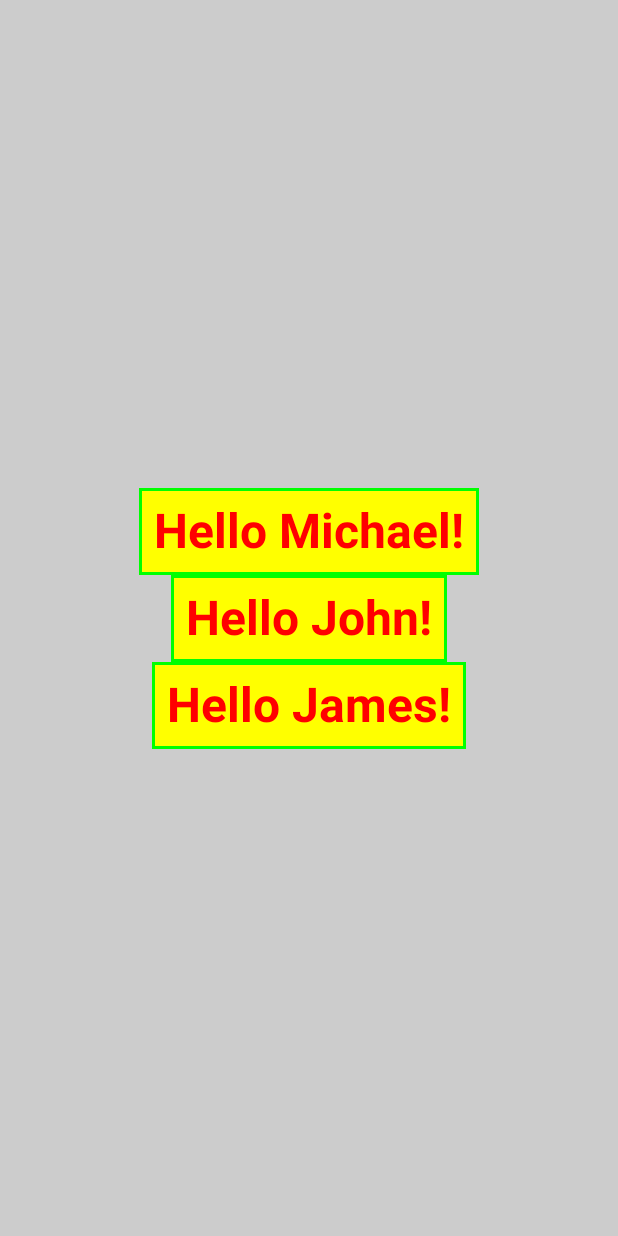
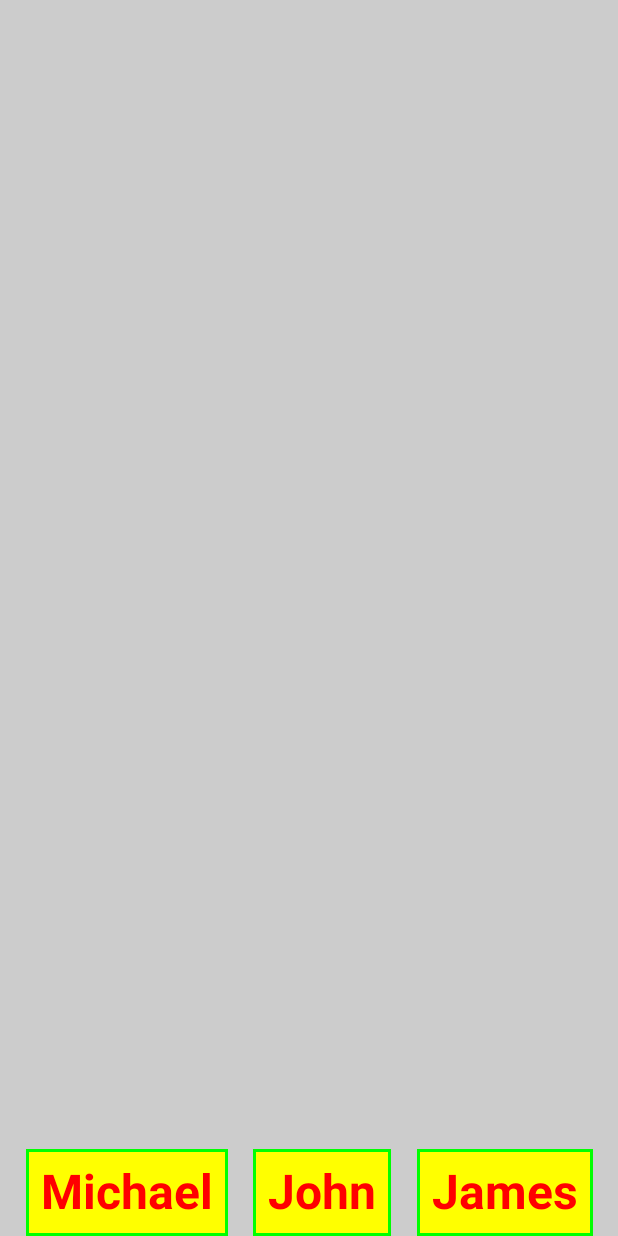
Before and after one commit to mjohnsonatx/compose, an Android app built with Jetpack Compose: the screen it shows after launch (MainActivity), on a phone screen of 412 x 824 dp. Run offline under Robolectric (Android 15) with nearby library versions, the phone set to English and light mode, and no system bars.

Commit message:
Compose Lesson 3, using verticalAlignment and horizontalArrangement on Row ,END

```diff
--- a/app/src/main/java/com/example/compose/MainActivity.kt
+++ b/app/src/main/java/com/example/compose/MainActivity.kt
@@ -7,6 +7,7 @@ import androidx.compose.foundation.background
 import androidx.compose.foundation.border
 import androidx.compose.foundation.layout.Arrangement
 import androidx.compose.foundation.layout.Column
+import androidx.compose.foundation.layout.Row
 import androidx.compose.foundation.layout.fillMaxHeight
 import androidx.compose.foundation.layout.fillMaxSize
 import androidx.compose.foundation.layout.fillMaxWidth
@@ -38,7 +39,7 @@ class MainActivity : ComponentActivity() {
 @Composable
 fun Greeting(name: String, modifier: Modifier = Modifier) {
     Text(
-        text = "Hello $name!",
+        text = name,
         fontSize = 32.sp,
         fontWeight = FontWeight.Bold,
         color = Color.Red,
@@ -54,12 +55,12 @@ fun Greeting(name: String, modifier: Modifier = Modifier) {
 
 @Composable
 fun AppUI() {
-    Column(
+    Row(
         modifier = Modifier
             .background(color = Color.LightGray)
             .fillMaxSize(),
-        horizontalAlignment = Alignment.CenterHorizontally,
-        verticalArrangement = Arrangement.Center
+        verticalAlignment = Alignment.Bottom,
+        horizontalArrangement = Arrangement.SpaceEvenly,
 
     ) {
         Greeting("Michael")
```
